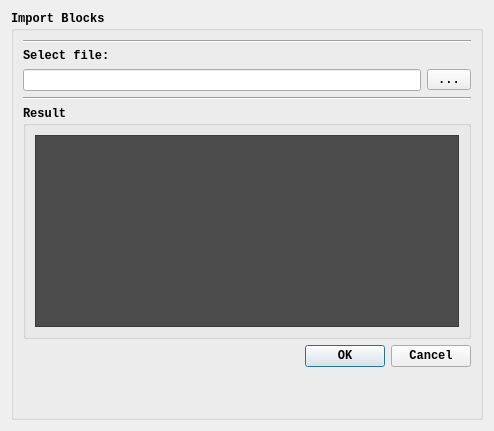
The window that interaction_manager/ui/importdialog.ui (ES-TUDelft/robot-interaction-tool) describes before a commit, drawn with Qt 5.
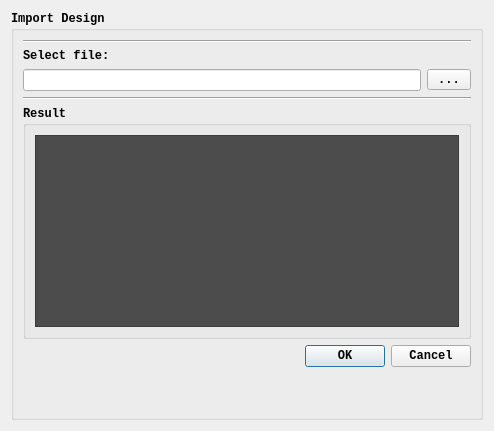
The same window after the commit.

The edit to the form file:
```diff
--- a/interaction_manager/ui/importdialog.ui
+++ b/interaction_manager/ui/importdialog.ui
@@ -42,7 +42,7 @@
       </font>
      </property>
      <property name="title">
-      <string>Import Blocks</string>
+      <string>Import Design</string>
      </property>
      <layout class="QGridLayout" name="gridLayout_2">
       <item row="0" column="0">
```
Left out of the diff: 2 changed lines with no effect on the pictures.
